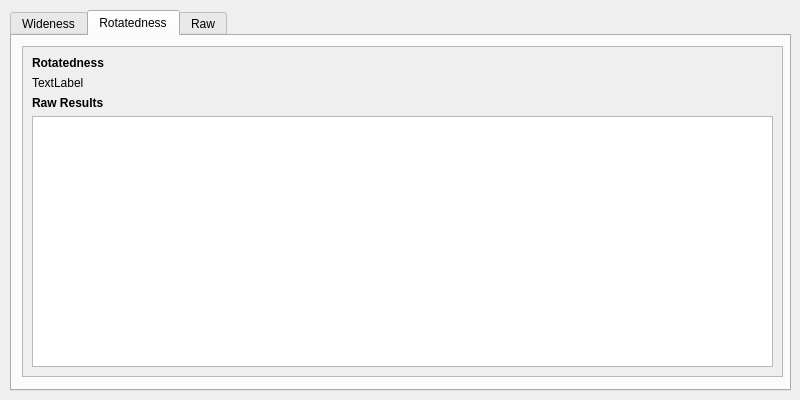
Before: the Qt Designer form resultwindow.ui in rgbeing/osu-aim-analyzer, drawn with Qt 5.
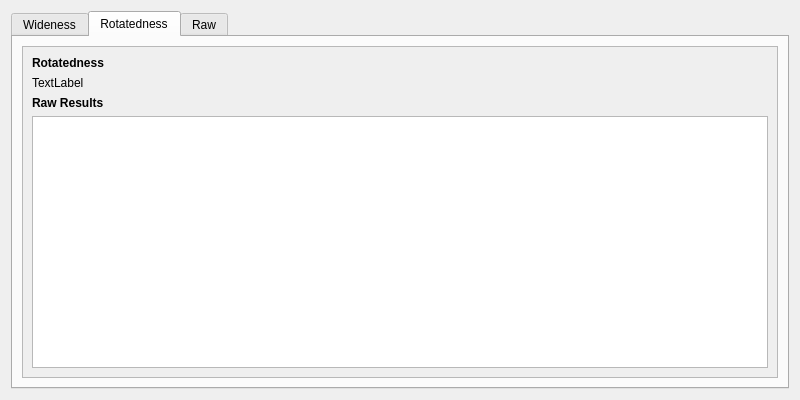
After: the same form once the commit is applied. The open tabs and pages were chosen to show the change.

Commit message:
Make expandable layout and more
more:
make README
correct error on Rotatedness tab

Diff of the .ui file:
```diff
--- a/resultwindow.ui
+++ b/resultwindow.ui
@@ -11,7 +11,7 @@
    </rect>
   </property>
   <property name="sizePolicy">
-   <sizepolicy hsizetype="Expanding" vsizetype="Expanding">
+   <sizepolicy hsizetype="Preferred" vsizetype="Preferred">
     <horstretch>0</horstretch>
     <verstretch>0</verstretch>
    </sizepolicy>
@@ -25,15 +25,9 @@
   <property name="windowTitle">
    <string>Dialog</string>
   </property>
+  <layout class="QVBoxLayout" name="verticalLayout_3">
+   <item>
   <widget class="QTabWidget" name="tabWidget">
-   <property name="geometry">
-    <rect>
-     <x>10</x>
-     <y>10</y>
-     <width>781</width>
-     <height>381</height>
-    </rect>
-   </property>
    <property name="tabShape">
     <enum>QTabWidget::Rounded</enum>
    </property>
@@ -179,19 +173,21 @@
     </widget>
    </widget>
    <widget class="QWidget" name="tab_2">
+      <property name="maximumSize">
+       <size>
+        <width>16777215</width>
+        <height>16777215</height>
+       </size>
+      </property>
     <attribute name="title">
      <string>Rotatedness</string>
     </attribute>
-    <widget class="QWidget" name="horizontalLayoutWidget_2">
-     <property name="geometry">
-      <rect>
-       <x>10</x>
-       <y>10</y>
-       <width>761</width>
-       <height>331</height>
-      </rect>
-     </property>
+      <layout class="QVBoxLayout" name="verticalLayout_7">
+       <item>
      <layout class="QHBoxLayout" name="rotateLayout">
+         <property name="sizeConstraint">
+          <enum>QLayout::SetMaximumSize</enum>
+         </property>
       <item>
        <widget class="QScrollArea" name="rotatednessScrollArea">
         <property name="widgetResizable">
@@ -202,8 +198,8 @@
           <rect>
            <x>0</x>
            <y>0</y>
-           <width>749</width>
-           <height>327</height>
+              <width>748</width>
+              <height>330</height>
           </rect>
          </property>
          <layout class="QVBoxLayout" name="verticalLayout_2">
@@ -250,24 +246,22 @@
        <layout class="QVBoxLayout" name="rotateGraphLayout"/>
       </item>
      </layout>
-    </widget>
+       </item>
+      </layout>
    </widget>
    <widget class="QWidget" name="tab_3">
     <attribute name="title">
      <string>Raw</string>
     </attribute>
-    <widget class="QTextEdit" name="rawText">
-     <property name="geometry">
-      <rect>
-       <x>10</x>
-       <y>10</y>
-       <width>761</width>
-       <height>331</height>
-      </rect>
-     </property>
-    </widget>
-   </widget>
-  </widget>
+      <layout class="QVBoxLayout" name="verticalLayout_8">
+       <item>
+        <widget class="QTextEdit" name="rawText"/>
+       </item>
+      </layout>
+     </widget>
+    </widget>
+   </item>
+  </layout>
  </widget>
  <resources/>
  <connections/>
```
Left out of the diff: 26 changed lines with no effect on the pictures. Lines whose indentation alone changed are shown as unchanged. The commit also changes 13 other files.
